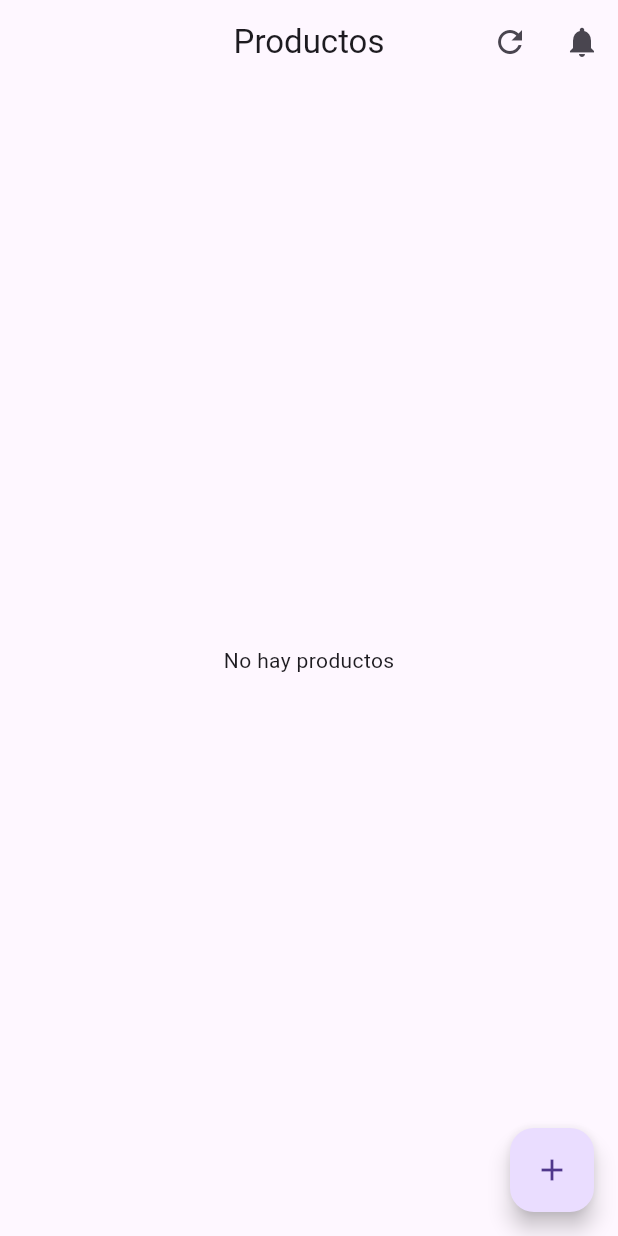
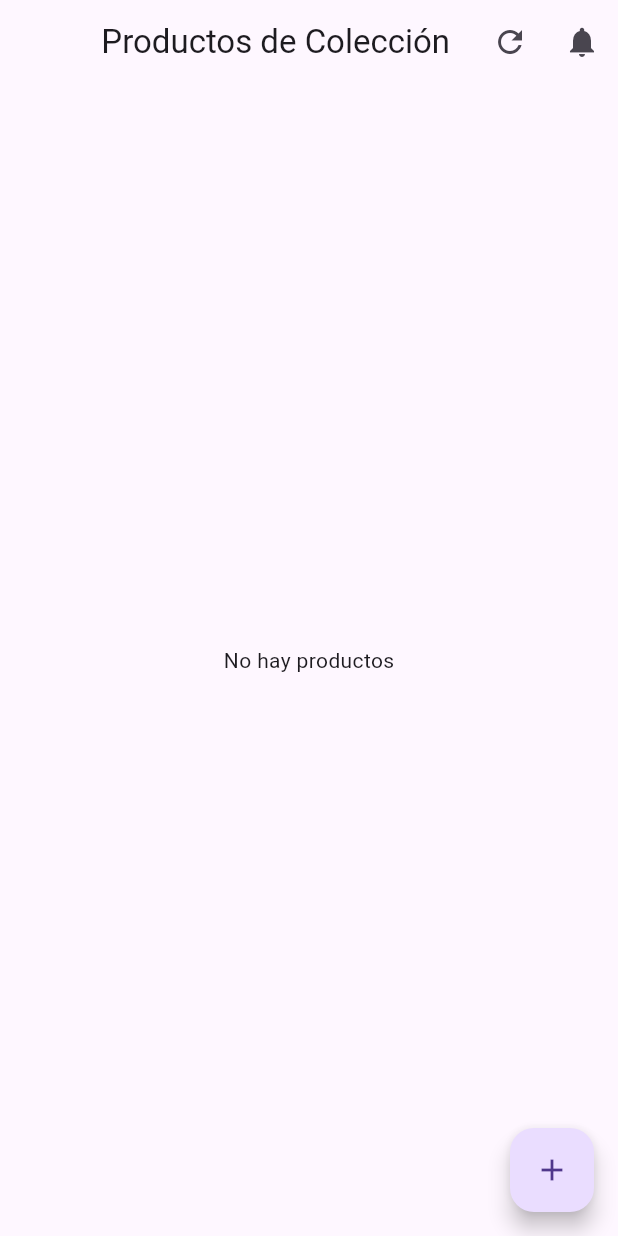
Before and after one commit to AlejandraMABM/tienda_alejandra, a Flutter app: the ProductoListPage screen opened directly, on a phone screen of 412 x 824 dp. Run offline on Flutter 3.47's test engine with Material 3 defaults, Android fonts, the phone set to English and light mode, and no system bars; our stand-ins replace csv; statements that could not run were skipped.

Commit message:
Colocar en app Bar -- Productos de colección

```diff
--- a/lib/tienda_alejandra.dart
+++ b/lib/tienda_alejandra.dart
@@ -124,7 +124,7 @@ class _ProductoListPageState extends State<ProductoListPage> {
     return Scaffold(
       appBar: AppBar(
          centerTitle: true,
-        title: const Text('Productos', textAlign: TextAlign.center,),
+        title: const Text('Productos de Colección', textAlign: TextAlign.center,),
         actions: [
           IconButton(icon: const Icon(Icons.refresh), onPressed: _refresh),
           IconButton(
```
